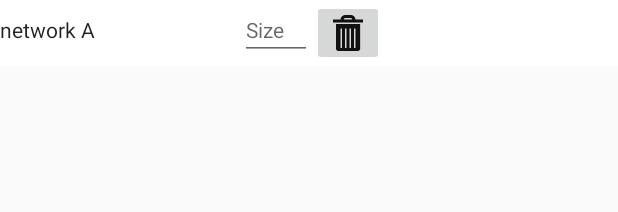
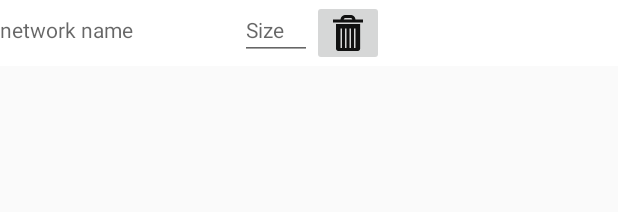
Before and after one commit to kowama/Subnet-Calculator, an Android app: the layout subnet_size_input.xml on its own in the app's theme, with its tools: preview values and no code run, on a phone screen of 412 x 824 dp. Shown: the top 212 px of the screen. Run offline under Robolectric (Android 15) with nearby library versions, the phone set to English and light mode, and no system bars.

```diff
--- a/app/src/main/res/layout/activity_main.xml
+++ b/app/src/main/res/layout/activity_main.xml
@@ -58,7 +58,7 @@
     <android.support.v4.view.ViewPager
         android:id="@+id/container"
         android:layout_width="match_parent"
-        android:layout_height="match_parent"
+        android:layout_height="wrap_content"
         app:layout_behavior="@string/appbar_scrolling_view_behavior" />
 
     <android.support.design.widget.FloatingActionButton
--- a/app/src/main/res/layout/net_config_dialog.xml
+++ b/app/src/main/res/layout/net_config_dialog.xml
@@ -1,7 +1,6 @@
 <?xml version="1.0" encoding="utf-8"?>
 <android.support.constraint.ConstraintLayout xmlns:android="http://schemas.android.com/apk/res/android"
     xmlns:app="http://schemas.android.com/apk/res-auto"
-    xmlns:tools="http://schemas.android.com/tools"
     android:id="@+id/netConfigDialogRoot"
     android:layout_width="match_parent"
     android:layout_height="wrap_content">
@@ -15,7 +14,9 @@
         android:layout_marginEnd="8dp"
         app:layout_constraintEnd_toEndOf="parent"
         app:layout_constraintStart_toStartOf="parent"
-        app:layout_constraintTop_toTopOf="parent" />
+        app:layout_constraintTop_toTopOf="parent"
+        android:descendantFocusability="beforeDescendants"
+        />
 
     <android.support.design.widget.FloatingActionButton
         android:id="@+id/addSubNetFloatingActionButton"
--- a/app/src/main/res/layout/subnet_size_input.xml
+++ b/app/src/main/res/layout/subnet_size_input.xml
@@ -2,7 +2,8 @@
 <TableRow xmlns:android="http://schemas.android.com/apk/res/android"
     android:layout_width="match_parent"
     android:layout_height="wrap_content"
-    android:background="@color/white">
+    android:background="@color/white"
+    >
 
     <EditText
         android:id="@+id/subNetNameEditText"
@@ -10,12 +11,12 @@
         android:layout_height="wrap_content"
         android:layout_column="0"
         android:layout_span="2"
-        android:inputType="textPersonName"
+        android:background="@color/white"
+        android:hint="@string/network_name"
+        android:inputType="none"
         android:maxLength="20"
         android:minEms="10"
-        android:background="@color/white"
-        android:text="network A"
-        android:textSize="14dp" />
+        android:textSize="14sp" />
 
         <EditText
             android:id="@+id/subNetSizeEditText"
@@ -25,12 +26,13 @@
             android:maxLength="10"
             android:hint="@string/hint_net_size"
             android:layout_column="2"
-            android:textSize="14dp"
+            android:textSize="14sp"
             android:inputType="numberDecimal" />
 
         <ImageButton
             android:id="@+id/delSubNetButton"
             android:layout_width="wrap_content"
+            android:contentDescription="@string/delete_net_button"
             android:layout_height="wrap_content"
             android:layout_column="3"
             android:layout_span="1"
--- a/app/src/main/res/values/strings.xml
+++ b/app/src/main/res/values/strings.xml
@@ -23,6 +23,8 @@
     <string name="net_conf_dialog">net_config_dialog</string>
 
     <string name="hint_net_size">Size</string>
+    <string name="delete_net_button">delete net button</string>
+    <string name="network_name">network name</string>
 
 
 </resources>
```
Also changed, not shown: app/src/main/java/com/nimina/kowama/calculatornetadmin/fragments/dialog/NetConfigDialog.java (+25 -7 lines).
